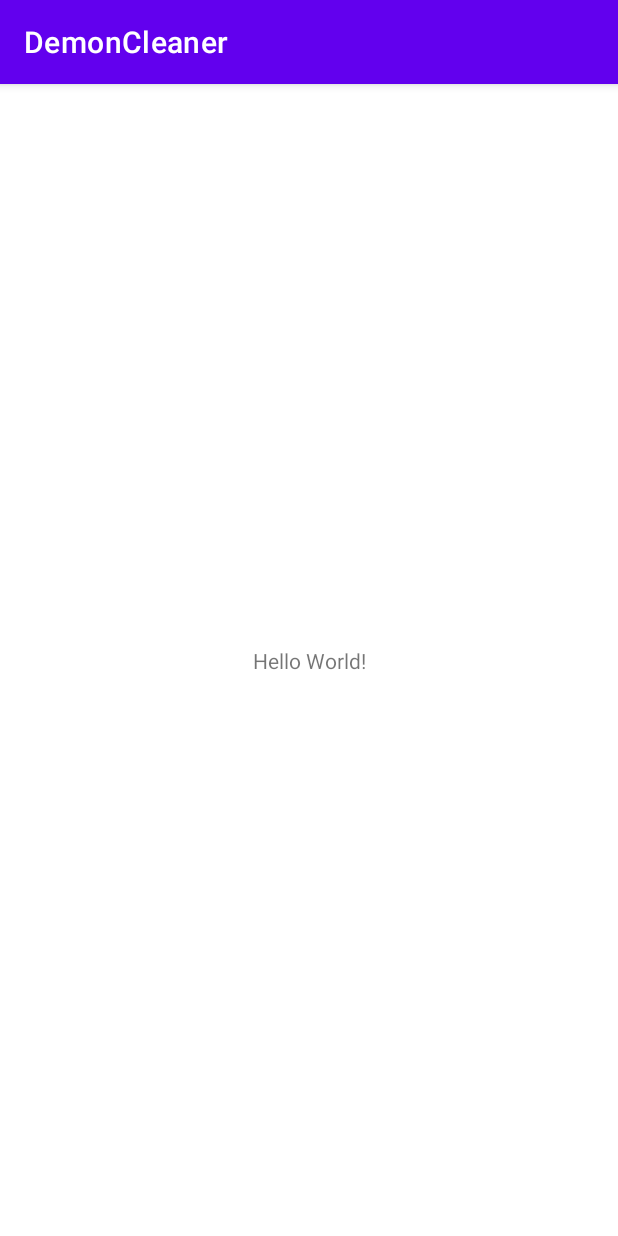
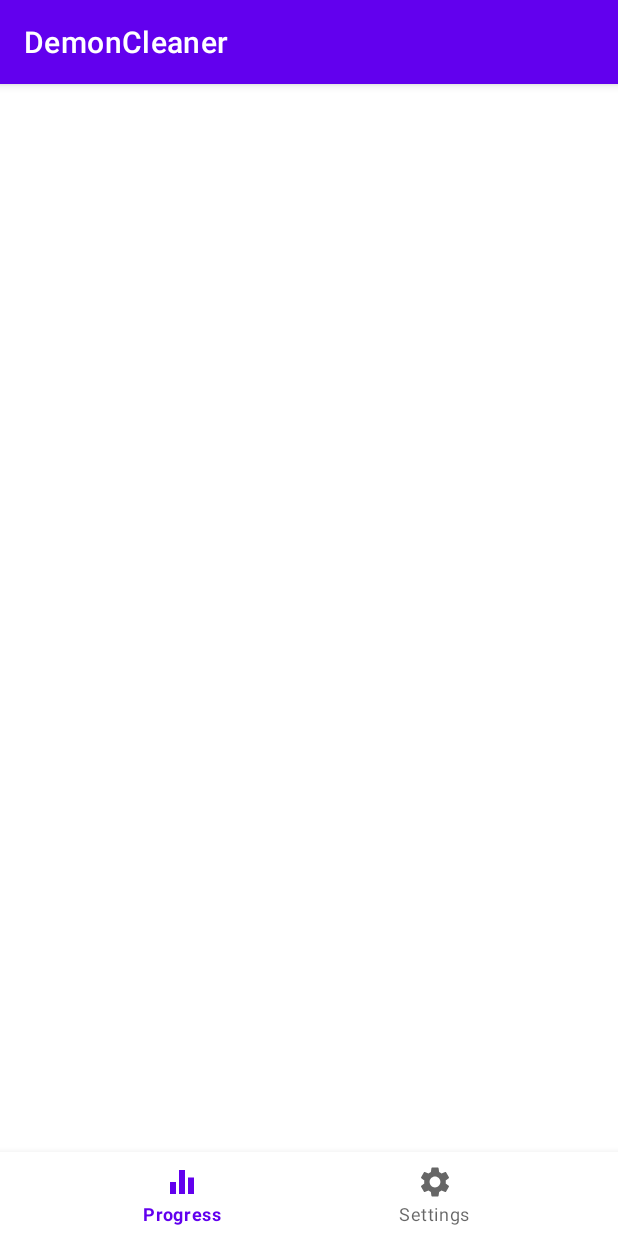
Before and after one commit to Freesebee/DemonCleaner, an Android app: the screen it shows after launch (MainActivity), on a phone screen of 412 x 824 dp. Run offline under Robolectric (Android 15) with nearby library versions, the phone set to English and light mode, and no system bars.

Commit message:
Added comment column to DB; added bottom navigation menu to MainActivity

```diff
--- a/app/src/main/java/com/example/demoncleaner/MainActivity.java
+++ b/app/src/main/java/com/example/demoncleaner/MainActivity.java
@@ -1,58 +1,15 @@
 package com.example.demoncleaner;
 
+import androidx.annotation.Nullable;
 import androidx.appcompat.app.AppCompatActivity;
 
-import android.graphics.Color;
 import android.os.Bundle;
 
 public class MainActivity extends AppCompatActivity {
-
-    private Accelerometer accelerometer;
-    private Gyroscope gyroscope;
-    private double accelerationCurrentValue;
-    private double accelerationPreviousValue;
 
     @Override
     protected void onCreate(Bundle savedInstanceState) {
         super.onCreate(savedInstanceState);
         setContentView(R.layout.activity_main);
-
-        accelerometer = new Accelerometer(this);
-        gyroscope = new Gyroscope(this);
-
-        accelerometer.setListener((tx, ty, tz) -> {
-            accelerationCurrentValue = Math.sqrt(tx*tx + ty*ty + tz*tz);
-            double changeInAcceleration = Math.abs(accelerationCurrentValue - accelerationPreviousValue);
-            accelerationPreviousValue = accelerationCurrentValue;
-
-            if(changeInAcceleration > 8.0f) {
-                getWindow().getDecorView().setBackgroundColor(Color.RED);
-            }
-            else if(changeInAcceleration > 4.5f) {
-                getWindow().getDecorView().setBackgroundColor(Color.YELLOW);
-            }
-            else {
-                getWindow().getDecorView().setBackgroundColor(Color.GREEN);
-            }
-        });
-
-        gyroscope.setListener((rx, ry, rz) -> {
-        });
-    }
-
-    @Override
-    protected void onResume() {
-        super.onResume();
-
-        accelerometer.register();
-        gyroscope.register();
-    }
-
-    @Override
-    protected void onPause() {
-        super.onPause();
-
-        accelerometer.unregister();
-        gyroscope.unregister();
     }
 }
--- a/app/src/main/java/com/example/demoncleaner/models/Streak.java
+++ b/app/src/main/java/com/example/demoncleaner/models/Streak.java
@@ -11,6 +11,7 @@
     private int id;
     private Date startDate;
     private Date endDate;
+    private String comment;
 
     public int getId() {
         return id;
@@ -24,6 +25,8 @@
         return endDate;
     }
 
+    public String getComment() { return comment; }
+
     public void setId(int id) {
         this.id = id;
     }
@@ -35,4 +38,6 @@
     public void setEndDate(Date date) {
         this.endDate = date;
     }
+
+    public void setComment(String comment) { this.comment = comment; }
 }
--- /dev/null
+++ b/app/src/main/res/drawable/ic_baseline_settings_24.xml
@@ -0,0 +1,10 @@
+<vector xmlns:android="http://schemas.android.com/apk/res/android"
+    android:width="24dp"
+    android:height="24dp"
+    android:viewportWidth="24"
+    android:viewportHeight="24"
+    android:tint="?attr/colorControlNormal">
+  <path
+      android:fillColor="@android:color/white"
+      android:pathData="M19.14,12.94c0.04,-0.3 0.06,-0.61 0.06,-0.94c0,-0.32 -0.02,-0.64 -0.07,-0.94l2.03,-1.58c0.18,-0.14 0.23,-0.41 0.12,-0.61l-1.92,-3.32c-0.12,-0.22 -0.37,-0.29 -0.59,-0.22l-2.39,0.96c-0.5,-0.38 -1.03,-0.7 -1.62,-0.94L14.4,2.81c-0.04,-0.24 -0.24,-0.41 -0.48,-0.41h-3.84c-0.24,0 -0.43,0.17 -0.47,0.41L9.25,5.35C8.66,5.59 8.12,5.92 7.63,6.29L5.24,5.33c-0.22,-0.08 -0.47,0 -0.59,0.22L2.74,8.87C2.62,9.08 2.66,9.34 2.86,9.48l2.03,1.58C4.84,11.36 4.8,11.69 4.8,12s0.02,0.64 0.07,0.94l-2.03,1.58c-0.18,0.14 -0.23,0.41 -0.12,0.61l1.92,3.32c0.12,0.22 0.37,0.29 0.59,0.22l2.39,-0.96c0.5,0.38 1.03,0.7 1.62,0.94l0.36,2.54c0.05,0.24 0.24,0.41 0.48,0.41h3.84c0.24,0 0.44,-0.17 0.47,-0.41l0.36,-2.54c0.59,-0.24 1.13,-0.56 1.62,-0.94l2.39,0.96c0.22,0.08 0.47,0 0.59,-0.22l1.92,-3.32c0.12,-0.22 0.07,-0.47 -0.12,-0.61L19.14,12.94zM12,15.6c-1.98,0 -3.6,-1.62 -3.6,-3.6s1.62,-3.6 3.6,-3.6s3.6,1.62 3.6,3.6S13.98,15.6 12,15.6z"/>
+</vector>
--- /dev/null
+++ b/app/src/main/res/drawable/ic_baseline_stats_24.xml
@@ -0,0 +1,10 @@
+<vector xmlns:android="http://schemas.android.com/apk/res/android"
+    android:width="24dp"
+    android:height="24dp"
+    android:viewportWidth="24"
+    android:viewportHeight="24"
+    android:tint="?attr/colorControlNormal">
+  <path
+      android:fillColor="@android:color/white"
+      android:pathData="M10,20h4L14,4h-4v16zM4,20h4v-8L4,12v8zM16,9v11h4L20,9h-4z"/>
+</vector>
--- a/app/src/main/res/layout/activity_main.xml
+++ b/app/src/main/res/layout/activity_main.xml
@@ -6,13 +6,24 @@
     android:layout_height="match_parent"
     tools:context=".MainActivity">
 
-    <TextView
-        android:layout_width="wrap_content"
+    <FrameLayout
+        android:id="@+id/frameLayout"
+        android:layout_width="0dp"
+        android:layout_height="0dp"
+        app:layout_constraintBottom_toTopOf="@+id/bottomNavigationView"
+        app:layout_constraintTop_toTopOf="parent"
+        app:layout_constraintEnd_toEndOf="parent"
+        app:layout_constraintStart_toStartOf="parent">
+
+    </FrameLayout>
+
+    <com.google.android.material.bottomnavigation.BottomNavigationView
+        android:id="@+id/bottomNavigationView"
+        android:layout_width="match_parent"
         android:layout_height="wrap_content"
-        android:text="Hello World!"
         app:layout_constraintBottom_toBottomOf="parent"
-        app:layout_constraintLeft_toLeftOf="parent"
-        app:layout_constraintRight_toRightOf="parent"
-        app:layout_constraintTop_toTopOf="parent" />
+        app:layout_constraintEnd_toEndOf="parent"
+        app:layout_constraintStart_toStartOf="parent"
+        app:menu="@menu/nav_menu"/>
 
 </androidx.constraintlayout.widget.ConstraintLayout>
--- /dev/null
+++ b/app/src/main/res/menu/nav_menu.xml
@@ -0,0 +1,13 @@
+<?xml version="1.0" encoding="utf-8"?>
+<menu xmlns:android="http://schemas.android.com/apk/res/android">
+
+    <item
+        android:id="@+id/progress"
+        android:icon="@drawable/ic_baseline_stats_24"
+        android:title="@string/progress" />
+    <item
+        android:id="@+id/settings"
+        android:icon="@drawable/ic_baseline_settings_24"
+        android:title="@string/settings" />
+
+</menu>
--- a/app/src/main/res/values/strings.xml
+++ b/app/src/main/res/values/strings.xml
@@ -1,3 +1,5 @@
 <resources>
     <string name="app_name">DemonCleaner</string>
+    <string name="progress">Progress</string>
+    <string name="settings">Settings</string>
 </resources>
```
Also changed, not shown: app/src/main/AndroidManifest.xml (+7 -4 lines), app/src/main/java/com/example/demoncleaner/BellActivity.java (added, +58 -0 lines), app/src/main/res/layout/activity_bell.xml (added, +9 -0 lines).
